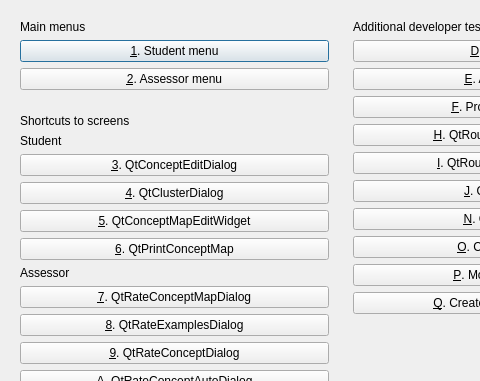
Above: Projects/ProjectBrainweaver/qtpvdbmenudialog.ui from richelbilderbeek/ProjectRichelBilderbeek before the change; both pictures show x 0 to 480 and y 0 to 381 of the 681 by 627 pixel window. Below: the same form after it.
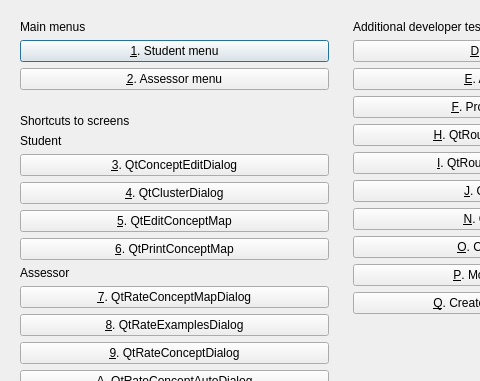
That is the form after the change. Icons and pictures are not drawn.

The edit to the form file:
```diff
--- a/Projects/ProjectBrainweaver/qtpvdbmenudialog.ui
+++ b/Projects/ProjectBrainweaver/qtpvdbmenudialog.ui
@@ -190,7 +190,7 @@
       <item>
        <widget class="QPushButton" name="button_test_conceptmap">
         <property name="text">
-         <string>&amp;5. QtConceptMapEditWidget</string>
+         <string>&amp;5. QtEditConceptMap</string>
         </property>
        </widget>
       </item>
```
